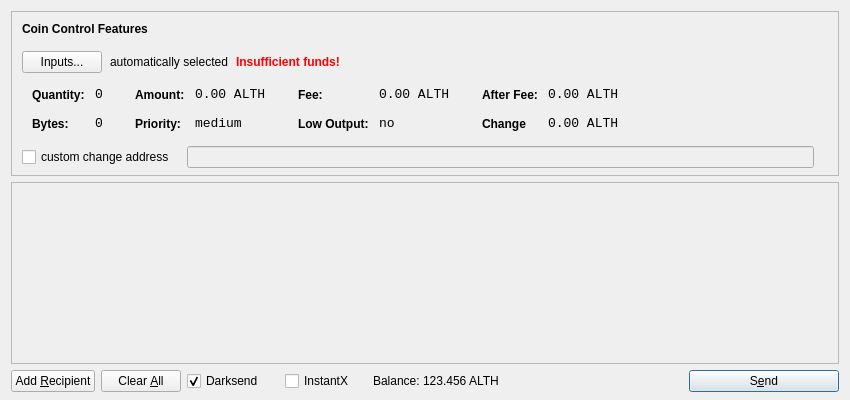
Above: src/qt/forms/sendcoinsdialog.ui from aliothcoin/aliothcoin before the change. Below: the same form after it.
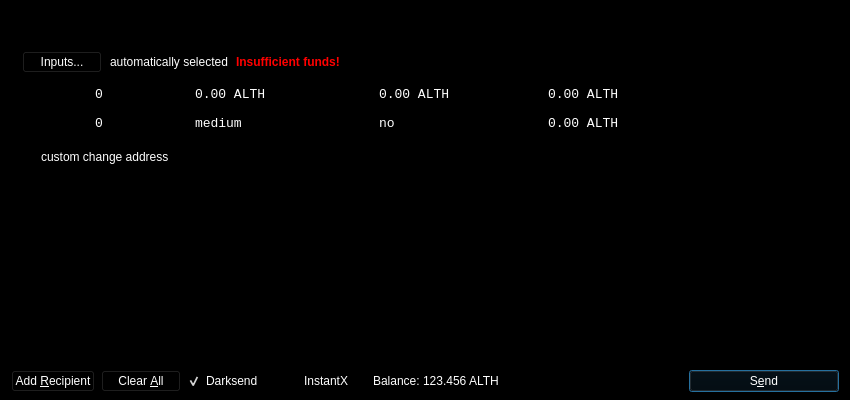
That is the form after the change. Icons and pictures are not drawn.

```diff
--- a/src/qt/forms/sendcoinsdialog.ui
+++ b/src/qt/forms/sendcoinsdialog.ui
@@ -10,6 +10,421 @@
     <height>400</height>
    </rect>
   </property>
+  <property name="palette">
+   <palette>
+    <active>
+     <colorrole role="WindowText">
+      <brush brushstyle="SolidPattern">
+       <color alpha="255">
+        <red>255</red>
+        <green>255</green>
+        <blue>255</blue>
+       </color>
+      </brush>
+     </colorrole>
+     <colorrole role="Button">
+      <brush brushstyle="SolidPattern">
+       <color alpha="255">
+        <red>0</red>
+        <green>0</green>
+        <blue>0</blue>
+       </color>
+      </brush>
+     </colorrole>
+     <colorrole role="Light">
+      <brush brushstyle="SolidPattern">
+       <color alpha="255">
+        <red>0</red>
+        <green>0</green>
+        <blue>0</blue>
+       </color>
+      </brush>
+     </colorrole>
+     <colorrole role="Midlight">
+      <brush brushstyle="SolidPattern">
+       <color alpha="255">
+        <red>0</red>
+        <green>0</green>
+        <blue>0</blue>
+       </color>
+      </brush>
+     </colorrole>
+     <colorrole role="Dark">
+      <brush brushstyle="SolidPattern">
+       <color alpha="255">
+        <red>0</red>
+        <green>0</green>
+        <blue>0</blue>
+       </color>
+      </brush>
+     </colorrole>
+     <colorrole role="Mid">
+      <brush brushstyle="SolidPattern">
+       <color alpha="255">
+        <red>0</red>
+        <green>0</green>
+        <blue>0</blue>
+       </color>
+      </brush>
+     </colorrole>
+     <colorrole role="Text">
+      <brush brushstyle="SolidPattern">
+       <color alpha="255">
+        <red>255</red>
+        <green>255</green>
+        <blue>255</blue>
+       </color>
+      </brush>
+     </colorrole>
+     <colorrole role="BrightText">
+      <brush brushstyle="SolidPattern">
+       <color alpha="255">
+        <red>255</red>
+        <green>255</green>
+        <blue>255</blue>
+       </color>
+      </brush>
+     </colorrole>
+     <colorrole role="ButtonText">
+      <brush brushstyle="SolidPattern">
+       <color alpha="255">
+        <red>255</red>
+        <green>255</green>
+        <blue>255</blue>
+       </color>
+      </brush>
+     </colorrole>
+     <colorrole role="Base">
+      <brush brushstyle="SolidPattern">
+       <color alpha="255">
+        <red>0</red>
+        <green>0</green>
+        <blue>0</blue>
+       </color>
+      </brush>
+     </colorrole>
+     <colorrole role="Window">
+      <brush brushstyle="SolidPattern">
+       <color alpha="255">
+        <red>0</red>
+        <green>0</green>
+        <blue>0</blue>
+       </color>
+      </brush>
+     </colorrole>
+     <colorrole role="Shadow">
+      <brush brushstyle="SolidPattern">
+       <color alpha="255">
+        <red>0</red>
+        <green>0</green>
+        <blue>0</blue>
+       </color>
+      </brush>
+     </colorrole>
+     <colorrole role="AlternateBase">
+      <brush brushstyle="SolidPattern">
+       <color alpha="255">
+        <red>0</red>
+        <green>0</green>
+        <blue>0</blue>
+       </color>
+      </brush>
+     </colorrole>
+     <colorrole role="ToolTipBase">
+      <brush brushstyle="SolidPattern">
+       <color alpha="255">
+        <red>255</red>
+        <green>255</green>
+        <blue>220</blue>
+       </color>
+      </brush>
+     </colorrole>
+     <colorrole role="ToolTipText">
+      <brush brushstyle="SolidPattern">
+       <color alpha="255">
+        <red>0</red>
+        <green>0</green>
+        <blue>0</blue>
+       </color>
+      </brush>
+     </colorrole>
+    </active>
+    <inactive>
+     <colorrole role="WindowText">
+      <brush brushstyle="SolidPattern">
+       <color alpha="255">
+        <red>255</red>
+        <green>255</green>
+        <blue>255</blue>
+       </color>
+      </brush>
+     </colorrole>
+     <colorrole role="Button">
+      <brush brushstyle="SolidPattern">
+       <color alpha="255">
+        <red>0</red>
+        <green>0</green>
+        <blue>0</blue>
+       </color>
+      </brush>
+     </colorrole>
+     <colorrole role="Light">
+      <brush brushstyle="SolidPattern">
+       <color alpha="255">
+        <red>0</red>
+        <green>0</green>
+        <blue>0</blue>
+       </color>
+      </brush>
+     </colorrole>
+     <colorrole role="Midlight">
+      <brush brushstyle="SolidPattern">
+       <color alpha="255">
+        <red>0</red>
+        <green>0</green>
+        <blue>0</blue>
+       </color>
+      </brush>
+     </colorrole>
+     <colorrole role="Dark">
+      <brush brushstyle="SolidPattern">
+       <color alpha="255">
+        <red>0</red>
+        <green>0</green>
+        <blue>0</blue>
+       </color>
+      </brush>
+     </colorrole>
+     <colorrole role="Mid">
+      <brush brushstyle="SolidPattern">
+       <color alpha="255">
+        <red>0</red>
+        <green>0</green>
+        <blue>0</blue>
+       </color>
+      </brush>
+     </colorrole>
+     <colorrole role="Text">
+      <brush brushstyle="SolidPattern">
+       <color alpha="255">
+        <red>255</red>
+        <green>255</green>
+        <blue>255</blue>
+       </color>
+      </brush>
+     </colorrole>
+     <colorrole role="BrightText">
+      <brush brushstyle="SolidPattern">
+       <color alpha="255">
+        <red>255</red>
+        <green>255</green>
+        <blue>255</blue>
+       </color>
+      </brush>
+     </colorrole>
+     <colorrole role="ButtonText">
+      <brush brushstyle="SolidPattern">
+       <color alpha="255">
+        <red>255</red>
+        <green>255</green>
+        <blue>255</blue>
+       </color>
+      </brush>
+     </colorrole>
+     <colorrole role="Base">
+      <brush brushstyle="SolidPattern">
+       <color alpha="255">
+        <red>0</red>
+        <green>0</green>
+        <blue>0</blue>
+       </color>
+      </brush>
+     </colorrole>
+     <colorrole role="Window">
+      <brush brushstyle="SolidPattern">
+       <color alpha="255">
+        <red>0</red>
+        <green>0</green>
+        <blue>0</blue>
+       </color>
+      </brush>
+     </colorrole>
+     <colorrole role="Shadow">
+      <brush brushstyle="SolidPattern">
+       <color alpha="255">
+        <red>0</red>
+        <green>0</green>
+        <blue>0</blue>
+       </color>
+      </brush>
+     </colorrole>
+     <colorrole role="AlternateBase">
+      <brush brushstyle="SolidPattern">
+       <color alpha="255">
+        <red>0</red>
+        <green>0</green>
+        <blue>0</blue>
+       </color>
+      </brush>
+     </colorrole>
+     <colorrole role="ToolTipBase">
+      <brush brushstyle="SolidPattern">
+       <color alpha="255">
+        <red>255</red>
+        <green>255</green>
+        <blue>220</blue>
+       </color>
+      </brush>
+     </colorrole>
+     <colorrole role="ToolTipText">
+      <brush brushstyle="SolidPattern">
+       <color alpha="255">
+        <red>0</red>
+        <green>0</green>
+        <blue>0</blue>
+       </color>
+      </brush>
+     </colorrole>
+    </inactive>
+    <disabled>
+     <colorrole role="WindowText">
+      <brush brushstyle="SolidPattern">
+       <color alpha="255">
+        <red>0</red>
+        <green>0</green>
+        <blue>0</blue>
+       </color>
+      </brush>
+     </colorrole>
+     <colorrole role="Button">
+      <brush brushstyle="SolidPattern">
+       <color alpha="255">
+        <red>0</red>
+        <green>0</green>
+        <blue>0</blue>
+       </color>
+      </brush>
+     </colorrole>
+     <colorrole role="Light">
+      <brush brushstyle="SolidPattern">
+       <color alpha="255">
+        <red>0</red>
+        <green>0</green>
+        <blue>0</blue>
+       </color>
+      </brush>
+     </colorrole>
+     <colorrole role="Midlight">
+      <brush brushstyle="SolidPattern">
+       <color alpha="255">
+        <red>0</red>
+        <green>0</green>
+        <blue>0</blue>
+       </color>
+      </brush>
+     </colorrole>
+     <colorrole role="Dark">
+      <brush brushstyle="SolidPattern">
+       <color alpha="255">
+        <red>0</red>
+        <green>0</green>
+        <blue>0</blue>
+       </color>
+      </brush>
+     </colorrole>
+     <colorrole role="Mid">
+      <brush brushstyle="SolidPattern">
+       <color alpha="255">
+        <red>0</red>
+        <green>0</green>
+        <blue>0</blue>
+       </color>
+      </brush>
+     </colorrole>
+     <colorrole role="Text">
+      <brush brushstyle="SolidPattern">
+       <color alpha="255">
+        <red>0</red>
+        <green>0</green>
+        <blue>0</blue>
+       </color>
+      </brush>
+     </colorrole>
+     <colorrole role="BrightText">
+      <brush brushstyle="SolidPattern">
+       <color alpha="255">
+        <red>255</red>
+        <green>255</green>
+        <blue>255</blue>
+       </color>
+      </brush>
+     </colorrole>
+     <colorrole role="ButtonText">
+      <brush brushstyle="SolidPattern">
+       <color alpha="255">
+        <red>0</red>
+        <green>0</green>
+        <blue>0</blue>
+       </color>
+      </brush>
+     </colorrole>
+     <colorrole role="Base">
+      <brush brushstyle="SolidPattern">
+       <color alpha="255">
+        <red>0</red>
+        <green>0</green>
+        <blue>0</blue>
+       </color>
+      </brush>
+     </colorrole>
+     <colorrole role="Window">
+      <brush brushstyle="SolidPattern">
+       <color alpha="255">
+        <red>0</red>
+        <green>0</green>
+        <blue>0</blue>
+       </color>
+      </brush>
+     </colorrole>
+     <colorrole role="Shadow">
+      <brush brushstyle="SolidPattern">
+       <color alpha="255">
+        <red>0</red>
+        <green>0</green>
+        <blue>0</blue>
+       </color>
+      </brush>
+     </colorrole>
+     <colorrole role="AlternateBase">
+      <brush brushstyle="SolidPattern">
+       <color alpha="255">
+        <red>0</red>
+        <green>0</green>
+        <blue>0</blue>
+       </color>
+      </brush>
+     </colorrole>
+     <colorrole role="ToolTipBase">
+      <brush brushstyle="SolidPattern">
+       <color alpha="255">
+        <red>255</red>
+        <green>255</green>
+        <blue>220</blue>
+       </color>
+      </brush>
+     </colorrole>
+     <colorrole role="ToolTipText">
+      <brush brushstyle="SolidPattern">
+       <color alpha="255">
+        <red>0</red>
+        <green>0</green>
+        <blue>0</blue>
+       </color>
+      </brush>
+     </colorrole>
+    </disabled>
+   </palette>
+  </property>
   <property name="windowTitle">
    <string>Send Coins</string>
   </property>
@@ -39,7 +454,7 @@
      </property>
      <layout class="QVBoxLayout" name="verticalLayoutCoinControl2">
       <property name="spacing">
-       <number>-1</number>
+       <number>6</number>
       </property>
       <property name="leftMargin">
        <number>0</number>
@@ -626,7 +1041,7 @@
         <x>0</x>
         <y>0</y>
         <width>830</width>
-        <height>165</height>
+        <height>145</height>
        </rect>
       </property>
       <layout class="QVBoxLayout" name="verticalLayout_2">
```
Left out of the diff: 24 changed lines with no effect on the pictures.
